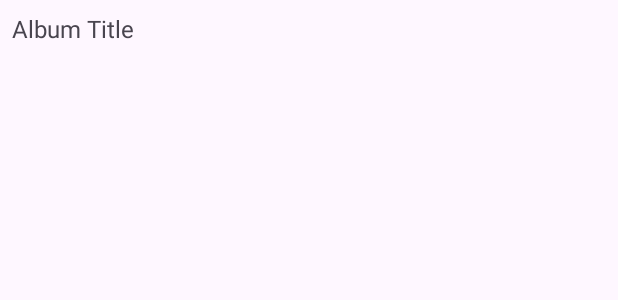
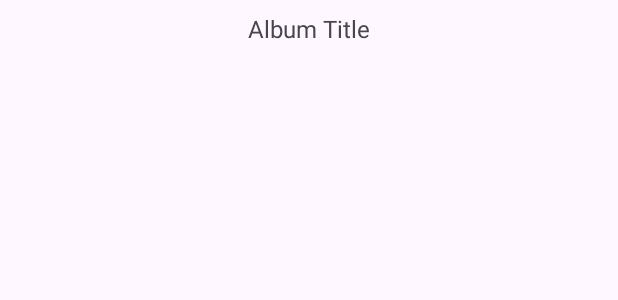
Before and after one commit to Lokesh-Patel-jet2/Android_Album_Application, an Android app: the layout item_album.xml on its own in the app's theme, with its tools: preview values and no code run, on a phone screen of 412 x 824 dp. Shown: the top 300 px of the screen. Run offline under Robolectric (Android 15) with nearby library versions, the phone set to English and light mode, and no system bars.

Commit message:
Putting Back all the files as previous.

```diff
--- a/app/build.gradle.kts
+++ b/app/build.gradle.kts
@@ -15,6 +15,10 @@ android {
         versionName = "1.0"
 
         testInstrumentationRunner = "androidx.test.runner.AndroidJUnitRunner"
+
+        buildFeatures {
+            dataBinding = true
+        }
     }
 
     buildTypes {
@@ -50,6 +54,7 @@ dependencies {
     implementation(libs.material)
     implementation(libs.androidx.activity)
     implementation(libs.androidx.constraintlayout)
+    implementation(libs.androidx.material3.android)
     testImplementation(libs.junit)
     androidTestImplementation(libs.androidx.junit)
     androidTestImplementation(libs.androidx.espresso.core)
--- a/app/src/main/res/layout/item_album.xml
+++ b/app/src/main/res/layout/item_album.xml
@@ -1,10 +1,12 @@
 <?xml version="1.0" encoding="utf-8"?>
 
 
-<LinearLayout xmlns:android="http://schemas.android.com/apk/res/android"
+<layout xmlns:android="http://schemas.android.com/apk/res/android"
+    xmlns:app="http://schemas.android.com/apk/res-auto">
+
+    <androidx.constraintlayout.widget.ConstraintLayout
         android:layout_width="match_parent"
         android:layout_height="wrap_content"
-    android:orientation="vertical"
         android:padding="8dp">
 
         <TextView
@@ -12,5 +14,10 @@
             android:layout_width="wrap_content"
             android:layout_height="wrap_content"
             android:text="Album Title"
-        android:textSize="16sp" />
-</LinearLayout>
+            android:textSize="16sp"
+            app:layout_constraintStart_toStartOf="parent"
+            app:layout_constraintEnd_toEndOf="parent"
+            app:layout_constraintTop_toTopOf="parent" />
+
+    </androidx.constraintlayout.widget.ConstraintLayout>
+</layout>
--- a/gradle/libs.versions.toml
+++ b/gradle/libs.versions.toml
@@ -14,6 +14,7 @@ activity = "1.9.2"
 constraintlayout = "2.1.4"
 recyclerview = "1.3.2"
 retrofit = "2.9.0"
+material3Android = "1.3.0"
 
 [libraries]
 androidx-core-ktx = { group = "androidx.core", name = "core-ktx", version.ref = "coreKtx" }
@@ -31,6 +32,7 @@ material = { group = "com.google.android.material", name = "material", version.r
 androidx-activity = { group = "androidx.activity", name = "activity", version.ref = "activity" }
 androidx-constraintlayout = { group = "androidx.constraintlayout", name = "constraintlayout", version.ref = "constraintlayout" }
 retrofit = { module = "com.squareup.retrofit2:retrofit", version.ref = "retrofit" }
+androidx-material3-android = { group = "androidx.compose.material3", name = "material3-android", version.ref = "material3Android" }
 
 [plugins]
 android-application = { id = "com.android.application", version.ref = "agp" }
```
Also changed, not shown: app/src/main/java/com/example/album_application/MainActivity.kt (+7 -5 lines), app/src/main/java/com/example/album_application/MainRepository.kt (deleted, +0 -10 lines), app/src/main/res/layout/activity_main.xml (+27 -10 lines), app/src/main/res/layout/item_photo.xml (+17 -8 lines), app/src/main/res/layout/item_user.xml (+13 -7 lines), 424 other files. Lines whose indentation alone changed are shown as unchanged.
